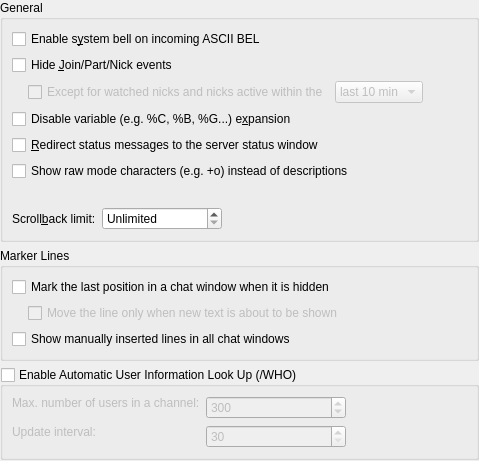
This is src/config/chatwindowbehaviour_config.ui in KDE/konversation as Qt 5 draws it before an edit. The edited form follows.
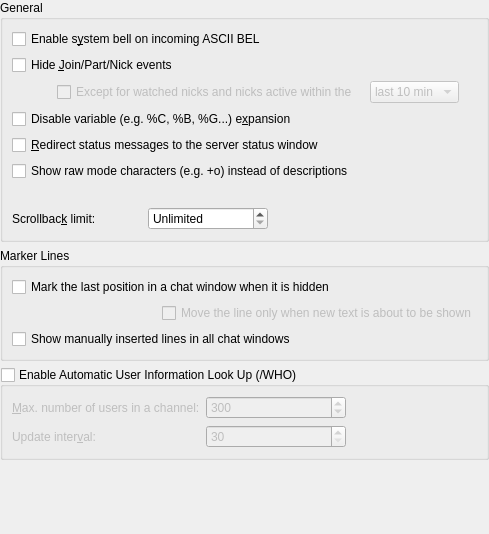
This is the edited form. Custom widgets are drawn as their Qt base class.

Commit message:
Clean up layout of behavior/chatwindow config
BUG:357772

The edit to the form file:
```diff
--- a/src/config/chatwindowbehaviour_config.ui
+++ b/src/config/chatwindowbehaviour_config.ui
@@ -6,12 +6,21 @@
    <rect>
     <x>0</x>
     <y>0</y>
-    <width>479</width>
-    <height>461</height>
+    <width>489</width>
+    <height>534</height>
    </rect>
   </property>
   <layout class="QVBoxLayout" name="verticalLayout_2">
-   <property name="margin">
+   <property name="leftMargin">
+    <number>0</number>
+   </property>
+   <property name="topMargin">
+    <number>0</number>
+   </property>
+   <property name="rightMargin">
+    <number>0</number>
+   </property>
+   <property name="bottomMargin">
     <number>0</number>
    </property>
    <item>
@@ -19,8 +28,8 @@
      <property name="title">
       <string>General</string>
      </property>
-     <layout class="QGridLayout">
-      <item row="0" column="0" colspan="3">
+     <layout class="QGridLayout" name="gridLayout_3">
+      <item row="0" column="0" colspan="4">
        <widget class="QCheckBox" name="kcfg_Beep">
         <property name="whatsThis">
          <string>Sounds the system bell when you receive an ASCII BEL (0x07) control character</string>
@@ -37,7 +46,82 @@
         </property>
        </widget>
       </item>
-      <item row="3" column="0" colspan="3">
+      <item row="2" column="0">
+       <spacer name="horizontalSpacer">
+        <property name="orientation">
+         <enum>Qt::Horizontal</enum>
+        </property>
+        <property name="sizeType">
+         <enum>QSizePolicy::Fixed</enum>
+        </property>
+        <property name="sizeHint" stdset="0">
+         <size>
+          <width>16</width>
+          <height>20</height>
+         </size>
+        </property>
+       </spacer>
+      </item>
+      <item row="2" column="1" colspan="3">
+       <widget class="QCheckBox" name="kcfg_HideUnimportantEventsExcludeActive">
+        <property name="enabled">
+         <bool>false</bool>
+        </property>
+        <property name="whatsThis">
+         <string>If checked, only events concerning active and watched nicks will be displayed.</string>
+        </property>
+        <property name="text">
+         <string>Except for watched nicks and nicks active within the</string>
+        </property>
+       </widget>
+      </item>
+      <item row="2" column="4">
+       <widget class="KComboBox" name="kcfg_HideUnimportantEventsExcludeActiveThreshold">
+        <property name="enabled">
+         <bool>false</bool>
+        </property>
+        <property name="sizePolicy">
+         <sizepolicy hsizetype="Minimum" vsizetype="Fixed">
+          <horstretch>0</horstretch>
+          <verstretch>0</verstretch>
+         </sizepolicy>
+        </property>
+        <item>
+         <property name="text">
+          <string comment="Is prefaced with: Except for watched nicks and nicks active within the">last 10 min</string>
+         </property>
+        </item>
+        <item>
+         <property name="text">
+          <string comment="Is prefaced with: Except for watched nicks and nicks active within the">last hour</string>
+         </property>
+        </item>
+        <item>
+         <property name="text">
+          <string comment="Is prefaced with: Except for watched nicks and nicks active within the">last day</string>
+         </property>
+        </item>
+        <item>
+         <property name="text">
+          <string comment="Is prefaced with: Except for watched nicks and nicks active within the">last week</string>
+         </property>
+        </item>
+       </widget>
+      </item>
+      <item row="2" column="5">
+       <spacer name="horizontalSpacer_2">
+        <property name="orientation">
+         <enum>Qt::Horizontal</enum>
+        </property>
+        <property name="sizeHint" stdset="0">
+         <size>
+          <width>40</width>
+          <height>20</height>
+         </size>
+        </property>
+       </spacer>
+      </item>
+      <item row="3" column="0" colspan="4">
        <widget class="QCheckBox" name="kcfg_DisableExpansion">
         <property name="whatsThis">
          <string>Do not expand variables when sending text to the server. A variable starts with '%'; for example, %B will expand to the characters needed to make a text bold.</string>
@@ -47,46 +131,14 @@
         </property>
        </widget>
       </item>
-      <item row="6" column="0" colspan="3">
-       <spacer name="spacer1_2">
-        <property name="orientation">
-         <enum>Qt::Horizontal</enum>
-        </property>
-        <property name="sizeType">
-         <enum>QSizePolicy::Expanding</enum>
-        </property>
-        <property name="sizeHint" stdset="0">
-         <size>
-          <width>410</width>
-          <height>20</height>
-         </size>
-        </property>
-       </spacer>
-      </item>
-      <item row="7" column="0">
-       <widget class="QLabel" name="textLabel1">
-        <property name="whatsThis">
-         <string>How many lines to keep in buffers, 0 = unlimited</string>
-        </property>
-        <property name="text">
-         <string>Scroll&amp;back limit:</string>
-        </property>
-        <property name="wordWrap">
-         <bool>false</bool>
-        </property>
-        <property name="buddy">
-         <cstring>kcfg_ScrollbackMax</cstring>
-        </property>
-       </widget>
-      </item>
-      <item row="4" column="0" colspan="3">
+      <item row="4" column="0" colspan="4">
        <widget class="QCheckBox" name="kcfg_RedirectServerAndAppMsgToStatusPane">
         <property name="text">
          <string>&amp;Redirect status messages to the server status window</string>
         </property>
        </widget>
       </item>
-      <item row="5" column="0" colspan="3">
+      <item row="5" column="0" colspan="5">
        <widget class="QCheckBox" name="kcfg_UseLiteralModes">
         <property name="whatsThis">
          <string>Keep channel mode string as a combination of characters instead of translating them into human readable words. E.g. '*** Channel modes: no messages from outside' will become '*** Channel modes: n'</string>
@@ -96,7 +148,39 @@
         </property>
        </widget>
       </item>
-      <item row="7" column="1">
+      <item row="6" column="0" colspan="5">
+       <spacer name="spacer1_2">
+        <property name="orientation">
+         <enum>Qt::Horizontal</enum>
+        </property>
+        <property name="sizeType">
+         <enum>QSizePolicy::Expanding</enum>
+        </property>
+        <property name="sizeHint" stdset="0">
+         <size>
+          <width>410</width>
+          <height>20</height>
+         </size>
+        </property>
+       </spacer>
+      </item>
+      <item row="7" column="0" colspan="2">
+       <widget class="QLabel" name="textLabel1">
+        <property name="whatsThis">
+         <string>How many lines to keep in buffers, 0 = unlimited</string>
+        </property>
+        <property name="text">
+         <string>Scrollbac&amp;k limit:</string>
+        </property>
+        <property name="wordWrap">
+         <bool>false</bool>
+        </property>
+        <property name="buddy">
+         <cstring>kcfg_ScrollbackMax</cstring>
+        </property>
+       </widget>
+      </item>
+      <item row="7" column="2">
        <widget class="KPluralHandlingSpinBox" name="kcfg_ScrollbackMax">
         <property name="minimumSize">
          <size>
@@ -115,7 +199,7 @@
         </property>
        </widget>
       </item>
-      <item row="7" column="2">
+      <item row="7" column="3" colspan="2">
        <spacer name="spacer1">
         <property name="orientation">
          <enum>Qt::Horizontal</enum>
@@ -131,85 +215,6 @@
         </property>
        </spacer>
       </item>
-      <item row="2" column="0" colspan="3">
-       <layout class="QHBoxLayout" name="horizontalLayout_3">
-        <item>
-         <spacer name="horizontalSpacer">
-          <property name="orientation">
-           <enum>Qt::Horizontal</enum>
-          </property>
-          <property name="sizeType">
-           <enum>QSizePolicy::Fixed</enum>
-          </property>
-          <property name="sizeHint" stdset="0">
-           <size>
-            <width>16</width>
-            <height>20</height>
-           </size>
-          </property>
-         </spacer>
-        </item>
-        <item>
-         <widget class="QCheckBox" name="kcfg_HideUnimportantEventsExcludeActive">
-          <property name="enabled">
-           <bool>false</bool>
-          </property>
-          <property name="whatsThis">
-           <string>If checked, only events concerning active and watched nicks will be displayed.</string>
-          </property>
-          <property name="text">
-           <string>Except for watched nicks and nicks active within the</string>
-          </property>
-         </widget>
-        </item>
-        <item>
-         <widget class="KComboBox" name="kcfg_HideUnimportantEventsExcludeActiveThreshold">
-          <property name="enabled">
-           <bool>false</bool>
-          </property>
-          <property name="sizePolicy">
-           <sizepolicy hsizetype="Minimum" vsizetype="Fixed">
-            <horstretch>0</horstretch>
-            <verstretch>0</verstretch>
-           </sizepolicy>
-          </property>
-          <item>
-           <property name="text">
-            <string comment="Is prefaced with: Except for watched nicks and nicks active within the">last 10 min</string>
-           </property>
-          </item>
-          <item>
-           <property name="text">
-            <string comment="Is prefaced with: Except for watched nicks and nicks active within the">last hour</string>
-           </property>
-          </item>
-          <item>
-           <property name="text">
-            <string comment="Is prefaced with: Except for watched nicks and nicks active within the">last day</string>
-           </property>
-          </item>
-          <item>
-           <property name="text">
-            <string comment="Is prefaced with: Except for watched nicks and nicks active within the">last week</string>
-           </property>
-          </item>
-         </widget>
-        </item>
-        <item>
-         <spacer name="horizontalSpacer_2">
-          <property name="orientation">
-           <enum>Qt::Horizontal</enum>
-          </property>
-          <property name="sizeHint" stdset="0">
-           <size>
-            <width>40</width>
-            <height>20</height>
-           </size>
-          </property>
-         </spacer>
-        </item>
-       </layout>
-      </item>
      </layout>
     </widget>
    </item>
@@ -218,8 +223,8 @@
      <property name="title">
       <string>Marker Lines</string>
      </property>
-     <layout class="QVBoxLayout" name="verticalLayout">
-      <item>
+     <layout class="QGridLayout" name="gridLayout_2">
+      <item row="0" column="0" colspan="2">
        <widget class="QCheckBox" name="kcfg_AutomaticRememberLine">
         <property name="whatsThis">
          <string>Inserts a remember line into the chat window when you switch to another chat window or minimize the application.</string>
@@ -232,37 +237,33 @@
         </property>
        </widget>
       </item>
-      <item>
-       <layout class="QHBoxLayout" name="horizontalLayout">
-        <item>
-         <spacer name="spacer9">
-          <property name="orientation">
-           <enum>Qt::Horizontal</enum>
-          </property>
-          <property name="sizeType">
-           <enum>QSizePolicy::Fixed</enum>
-          </property>
-          <property name="sizeHint" stdset="0">
-           <size>
-            <width>16</width>
-            <height>20</height>
-           </size>
-          </property>
-         </spacer>
-        </item>
-        <item>
-         <widget class="QCheckBox" name="kcfg_AutomaticRememberLineOnlyOnTextChange">
-          <property name="enabled">
-           <bool>false</bool>
-          </property>
-          <property name="text">
-           <string>Move the line only when new text is about to be shown</string>
-          </property>
-         </widget>
-        </item>
-       </layout>
+      <item row="1" column="0">
+       <spacer name="spacer9">
+        <property name="orientation">
+         <enum>Qt::Horizontal</enum>
+        </property>
+        <property name="sizeType">
+         <enum>QSizePolicy::Fixed</enum>
+        </property>
+        <property name="sizeHint" stdset="0">
+         <size>
+          <width>16</width>
+          <height>20</height>
+         </size>
+        </property>
+       </spacer>
       </item>
-      <item>
+      <item row="1" column="1">
+       <widget class="QCheckBox" name="kcfg_AutomaticRememberLineOnlyOnTextChange">
+        <property name="enabled">
+         <bool>false</bool>
+        </property>
+        <property name="text">
+         <string>Move the line only when new text is about to be shown</string>
+        </property>
+       </widget>
+      </item>
+      <item row="2" column="0" colspan="2">
        <widget class="QCheckBox" name="kcfg_MarkerLineInAllViews">
         <property name="text">
          <string>Show manually inserted lines in all chat windows</string>
@@ -283,43 +284,11 @@
      <property name="checked">
       <bool>false</bool>
      </property>
-     <layout class="QGridLayout">
-      <item row="2" column="2">
-       <spacer name="spacer3">
-        <property name="orientation">
-         <enum>Qt::Horizontal</enum>
-        </property>
-        <property name="sizeType">
-         <enum>QSizePolicy::Expanding</enum>
-        </property>
-        <property name="sizeHint" stdset="0">
-         <size>
-          <width>170</width>
-          <height>20</height>
-         </size>
-        </property>
-       </spacer>
-      </item>
-      <item row="0" column="2" rowspan="2">
-       <spacer name="spacer2">
-        <property name="orientation">
-         <enum>Qt::Horizontal</enum>
-        </property>
-        <property name="sizeType">
-         <enum>QSizePolicy::Expanding</enum>
-        </property>
-        <property name="sizeHint" stdset="0">
-         <size>
-          <width>190</width>
-          <height>20</height>
-         </size>
-        </property>
-       </spacer>
-      </item>
+     <layout class="QGridLayout" name="gridLayout">
       <item row="0" column="0">
        <widget class="QLabel" name="textLabel2">
         <property name="text">
-         <string>Max. number of users in a channel:</string>
+         <string>&amp;Max. number of users in a channel:</string>
         </property>
         <property name="wordWrap">
          <bool>false</bool>
@@ -329,7 +298,7 @@
         </property>
        </widget>
       </item>
-      <item row="0" column="1" rowspan="2">
+      <item row="0" column="1">
        <widget class="KPluralHandlingSpinBox" name="kcfg_AutoWhoNicksLimit">
         <property name="minimumSize">
          <size>
@@ -348,7 +317,36 @@
         </property>
        </widget>
       </item>
-      <item row="2" column="1">
+      <item row="0" column="2">
+       <spacer name="spacer2">
+        <property name="orientation">
+         <enum>Qt::Horizontal</enum>
+        </property>
+        <property name="sizeType">
+         <enum>QSizePolicy::Expanding</enum>
+        </property>
+        <property name="sizeHint" stdset="0">
+         <size>
+          <width>190</width>
+          <height>20</height>
+         </size>
+        </property>
+       </spacer>
+      </item>
+      <item row="1" column="0">
+       <widget class="QLabel" name="whoIntervalLbl">
+        <property name="text">
+         <string>Update inter&amp;val:</string>
+        </property>
+        <property name="wordWrap">
+         <bool>false</bool>
+        </property>
+        <property name="buddy">
+         <cstring>kcfg_AutoWhoContinuousInterval</cstring>
+        </property>
+       </widget>
+      </item>
+      <item row="1" column="1">
        <widget class="KPluralHandlingSpinBox" name="kcfg_AutoWhoContinuousInterval">
         <property name="enabled">
          <bool>false</bool>
@@ -370,18 +368,21 @@
         </property>
        </widget>
       </item>
-      <item row="1" column="0" rowspan="2">
-       <widget class="QLabel" name="whoIntervalLbl">
-        <property name="text">
-         <string>Update interval:</string>
+      <item row="1" column="2">
+       <spacer name="spacer3">
+        <property name="orientation">
+         <enum>Qt::Horizontal</enum>
         </property>
-        <property name="wordWrap">
-         <bool>false</bool>
+        <property name="sizeType">
+         <enum>QSizePolicy::Expanding</enum>
         </property>
-        <property name="buddy">
-         <cstring>kcfg_AutoWhoContinuousInterval</cstring>
+        <property name="sizeHint" stdset="0">
+         <size>
+          <width>170</width>
+          <height>20</height>
+         </size>
         </property>
-       </widget>
+       </spacer>
       </item>
      </layout>
     </widget>
```
